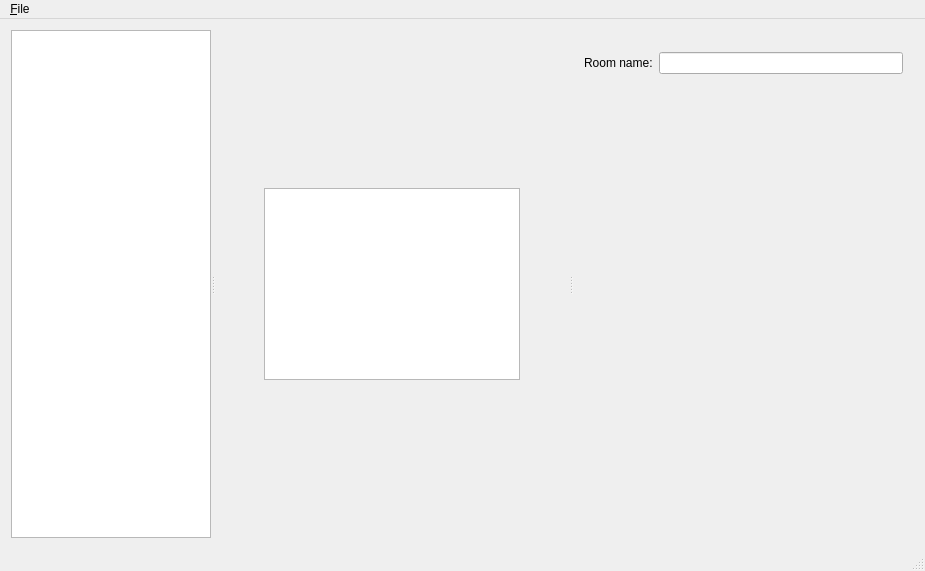
Qt form trunk/maker/src/mainwindow.ui (develer-staff/rooms) before a commit.
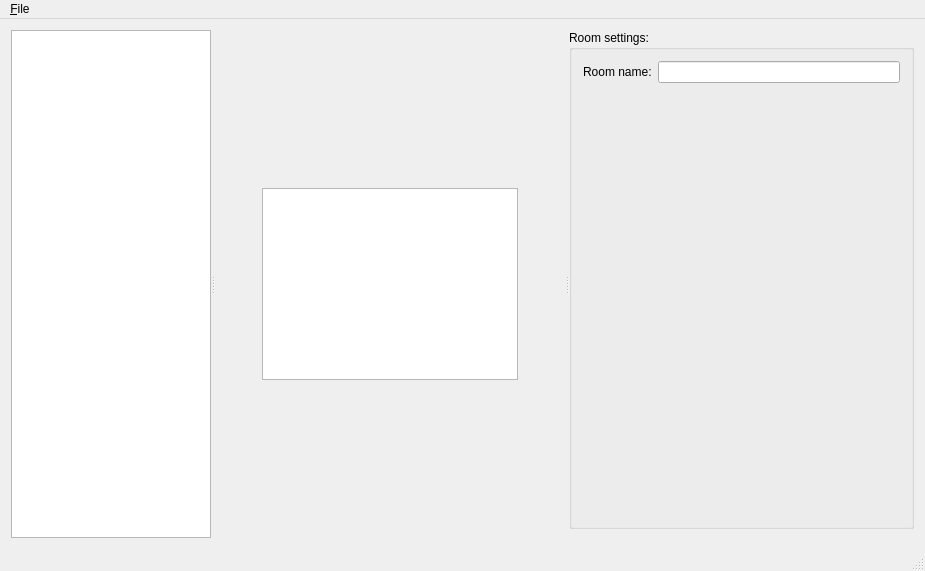
The same form after that commit. Custom widgets are drawn as their Qt base class.

Commit message: morphing setting_room to a GroupBox

Patch:
```diff
--- a/trunk/maker/src/mainwindow.ui
+++ b/trunk/maker/src/mainwindow.ui
@@ -18,7 +18,7 @@
   </property>
   <widget class="QWidget" name="centralWidget">
    <layout class="QGridLayout" name="gridLayout_2">
-    <item row="0" column="0">
+    <item row="1" column="0">
      <widget class="QSplitter" name="splitter_2">
       <property name="orientation">
        <enum>Qt::Horizontal</enum>
@@ -155,13 +155,22 @@
         <property name="leftMargin">
          <number>0</number>
         </property>
+        <property name="topMargin">
+         <number>0</number>
+        </property>
         <property name="rightMargin">
          <number>0</number>
         </property>
+        <property name="bottomMargin">
+         <number>9</number>
+        </property>
         <item>
-         <widget class="QWidget" name="settings_room" native="true">
-          <layout class="QGridLayout" name="gridLayout_3">
-           <item row="0" column="0">
+         <widget class="QGroupBox" name="groupBox">
+          <property name="title">
+           <string>Room settings:</string>
+          </property>
+          <layout class="QVBoxLayout" name="verticalLayout_2">
+           <item>
             <layout class="QHBoxLayout" name="horizontalLayout">
              <item>
               <widget class="QLabel" name="label">
@@ -182,7 +191,7 @@
              </item>
             </layout>
            </item>
-           <item row="1" column="0">
+           <item>
             <spacer name="verticalSpacer_3">
              <property name="orientation">
               <enum>Qt::Vertical</enum>
@@ -190,7 +199,7 @@
              <property name="sizeHint" stdset="0">
               <size>
                <width>20</width>
-               <height>40</height>
+               <height>430</height>
               </size>
              </property>
             </spacer>
```
